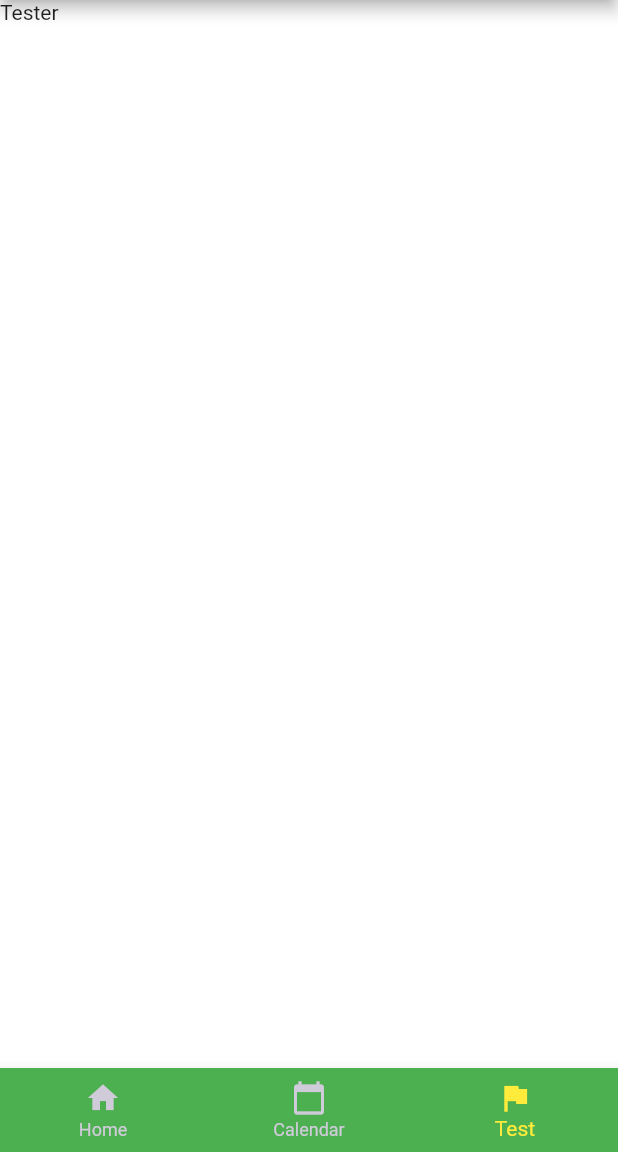
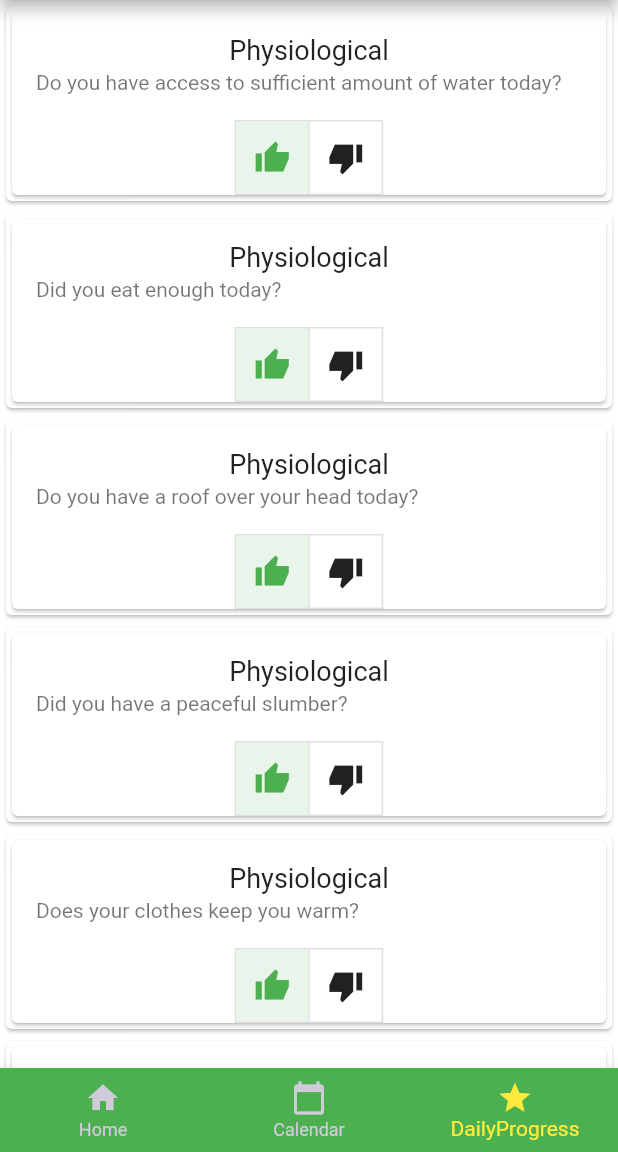
Before and after one commit to NesaByte/Maslow-Fulfilled, a Flutter app: the screen it shows after launch, item 3 of the bottom bar chosen, on a phone screen of 412 x 824 dp, the part 84-1236 px from its top. Run offline on Flutter 3.47's test engine with Material 2 defaults, Android fonts, the phone set to English and light mode, and no system bars; our stand-ins replace percent_indicator, rflutter_alert, table_calendar.

Commit message:
created quiz-buttons need fixing

```diff
--- /dev/null
+++ b/lib/dailyProgress.dart
@@ -0,0 +1,270 @@
+import 'package:flutter/material.dart';
+import 'dart:convert';
+import 'package:percent_indicator/percent_indicator.dart';
+import 'package:rflutter_alert/rflutter_alert.dart';
+import 'package:my_needs/questions.dart';
+
+class DailyProgress extends StatefulWidget {
+  @override
+  DailyProgressState createState() => DailyProgressState();
+}
+
+class DailyProgressState extends State<DailyProgress> {
+  List<bool> isSelected;
+
+  @override
+  void initState() {
+    isSelected = [true, false];
+    super.initState();
+  }
+
+  List<Widget> answersIcon = [];
+  void navigate(bool ans) {
+    setState(() {
+      if (QBank.finished == true) {
+        Alert(
+          context: context,
+          title: 'Finished!',
+          desc: 'You\'ve reached the end of the quiz.',
+        ).show();
+        QBank.reset();
+        answersIcon = [];
+        return;
+      }
+      if (ans == QBank.getAns())
+        answersIcon.add(Icon(
+          Icons.check,
+          color: Colors.green,
+        ));
+      else
+        answersIcon.add(Icon(
+          Icons.close,
+          color: Colors.red,
+        ));
+      QBank.inc();
+    });
+  }
+
+  @override
+  Widget build(BuildContext context) {
+    return Container(
+      child: ListView.builder(
+          itemCount: QBank.qcount(),
+          itemBuilder: (BuildContext ctxt, int index) => Card(
+                child: Column(
+                  children: <Widget>[
+                    new Card(
+                      child: Column(
+                        children: <Widget>[
+                          ListTile(
+                            title: Text(QBank.getCategory(),
+                                textAlign: TextAlign.center,
+                                style: TextStyle(fontSize: 18.0)),
+                            subtitle: Text(QBank.getText(),
+                                style: TextStyle(fontSize: 14.0)),
+                          ),
+                          ToggleButtons(
+                            children: <Widget>[
+                              Icon(Icons.thumb_up_sharp),
+                              Icon(Icons.thumb_down_sharp),
+                            ],
+                            onPressed: (int index) {
+                              setState(() {
+                                for (int buttonIndex = 0;
+                                    buttonIndex < isSelected.length;
+                                    buttonIndex++) {
+                                  if (buttonIndex == index) {
+                                    isSelected[buttonIndex] = true;
+                                    navigate(true);
+                                  } else {
+                                    isSelected[buttonIndex] = false;
+                                    navigate(false);
+                                  }
+                                }
+                              });
+                            },
+                            isSelected: isSelected,
+                          ),
+                        ],
+                      ),
+                    ),
+                  ],
+                ),
+              )),
+    );
+    /*
+    return Column(
+        children: <Widget>[
+          new Card(
+            child: Column(
+                children: <Widget>[
+                  ListTile(
+                    title: Text(QBank.getCategory(),
+                        textAlign: TextAlign.center,
+                        style: TextStyle(fontSize: 18.0)),
+                    subtitle: Text(QBank.getText(),
+                        style: TextStyle(fontSize: 14.0)),
+                  ),
+                  ToggleButtons(
+                    children: <Widget>[
+                      Icon(Icons.thumb_up_sharp),
+                      Icon(Icons.thumb_down_sharp),
+                    ],
+                    onPressed: (int index) {
+                      setState(() {
+                        for (int buttonIndex = 0; buttonIndex < isSelected.length; buttonIndex++) {
+                          if (buttonIndex == index) {
+                            isSelected[buttonIndex] = true;
+                            navigate(true);
+                          } else {
+                            isSelected[buttonIndex] = false;
+                            navigate(false);
+                          }
+                        }
+                      });
+                    },
+                    isSelected: isSelected,
+                  ),
+                ],
+            ),
+          ),
+        ],
+    );
+
+    */
+    /*
+    return Column(
+      mainAxisAlignment: MainAxisAlignment.spaceBetween,
+      crossAxisAlignment: CrossAxisAlignment.stretch,
+      children: <Widget>[
+        Expanded(
+          flex: 5,
+          child: Padding(
+            padding: EdgeInsets.all(10.0),
+            child: Center(
+              child: Text(
+                QBank.getText(),
+                textAlign: TextAlign.center,
+                style: TextStyle(
+                  fontSize: 25.0,
+                  color: Colors.green,
+                ),
+              ),
+            ),
+          ),
+        ),
+        Expanded(
+          child: Padding(
+            padding: EdgeInsets.all(15.0),
+            child: FlatButton(
+              textColor: Colors.white,
+              color: Colors.green,
+              child: Text(
+                'True',
+                style: TextStyle(
+                  color: Colors.white,
+                  fontSize: 20.0,
+                ),
+              ),
+              onPressed: () {
+                navigate(true);
+              },
+            ),
+          ),
+        ),
+        Expanded(
+          child: Padding(
+            padding: EdgeInsets.all(15.0),
+            child: FlatButton(
+              color: Colors.red,
+              child: Text(
+                'False',
+                style: TextStyle(
+                  fontSize: 20.0,
+                  color: Colors.white,
+                ),
+              ),
+              onPressed: () {
+                navigate(false);
+              },
+            ),
+          ),
+        ),
+        Row(
+          children: answersIcon,
+        ),
+      ],
+    );
+    */
+    /*double LH = 50.0;
+    return Scaffold(
+
+      body: Container(
+        child: Center(
+          child: FutureBuilder(
+            future:
+            DefaultAssetBundle.of(context).loadString(
+                'assets/data_myneeds.json'),
+            builder: (context, snapshot) {
+              if (!snapshot.hasData) {
+                return Text("no data");
+              }
+              var myData = json.decode(snapshot.data);
+              print(myData);
+              return Column(
+                children: <Widget>[
+                  new Card(
+                    elevation: 4.0,
+                    color: Color(0xFFFEDD7C),
+                    child: Column(
+                      mainAxisSize: MainAxisSize.min,
+                      children: <Widget>[
+                        Padding(
+                          padding: const EdgeInsets.all(8.0),
+                        ),
+                        Row(
+                          mainAxisAlignment: MainAxisAlignment.start,
+                          children: <Widget>[
+                            const SizedBox(width: 15),
+                            Text("text"),
+                            const SizedBox(width: 220),
+                            Text("text"),
+                            const SizedBox(width: 8),
+                          ],
+                        ),
+                        ListTile(
+                          title: Text("text",
+                              textAlign: TextAlign.center,
+                              style: TextStyle(fontSize: 18.0)),
+                          subtitle: Text("text",
+                              style: TextStyle(fontSize: 14.0)),
+                        ),
+                        Row(
+                          mainAxisAlignment: MainAxisAlignment.end,
+                          children: <Widget>[
+                            Text("text",
+                              style: TextStyle(fontSize: 14.0),
+                            ),
+                            const SizedBox(width: 15),
+                          ],
+                        ),
+                        Padding(
+                          padding: const EdgeInsets.all(8.0),
+                        ),
+                      ],
+                    ),
+                  ),
+                ],
+              );
+            },
+          ),
+        ),
+      ),
+
+
+
+    );
+
+    */
+  }
+}
--- a/lib/main.dart
+++ b/lib/main.dart
@@ -2,6 +2,7 @@ import 'package:flutter/material.dart';
 import 'package:my_needs/home.dart';
 import 'package:my_needs/calendar.dart';
 import 'package:my_needs/test.dart';
+import 'package:my_needs/dailyProgress.dart';
 
 void main() {
   runApp(MyApp());
@@ -33,7 +34,7 @@ class MyHomePage extends StatefulWidget {
 
 class _MyHomePageState extends State<MyHomePage> {
   int _selectedIndex = 0;
-  final List<Widget> _widgetOptions = [Home(), Calendar(), Test()];
+  final List<Widget> _widgetOptions = [Home(), Calendar(), DailyProgress()];
   void _onItemTapped(int index) {
     setState(() {
       _selectedIndex = index;
@@ -63,9 +64,9 @@ class MyHomePage extends StatefulWidget {
           ),
           BottomNavigationBarItem(
             icon: Icon(
-                Icons.flag,
+              Icons.star,
             ),
-              label: 'Test',
+            label: 'DailyProgress',
           ),
         ],
         currentIndex: _selectedIndex,
--- a/lib/questions.dart
+++ b/lib/questions.dart
@@ -47,3 +47,37 @@ List<Question> _list = [
   Question('Actualization', 'Are you working towards becoming your best self?',
       false)
 ];
+
+class QBank {
+  static int _index = 0;
+  static bool finished = false;
+
+  static void inc() {
+    if (_index < (_list.length - 1))
+      _index++;
+    else if (_index == (_list.length - 1)) finished = true;
+  }
+
+  static int qcount() {
+    return _list.length - 1;
+  }
+
+  static String getCategory() {
+    return _list[_index].qcategory;
+  }
+
+  static String getText() {
+    if (_index < (_list.length - 1)) {
+      return _list[++_index].qtext;
+    }
+  }
+
+  static bool getAns() {
+    return _list[_index].qscore;
+  }
+
+  static void reset() {
+    _index = 0;
+    finished = false;
+  }
+}
--- a/pubspec.yaml
+++ b/pubspec.yaml
@@ -25,6 +25,7 @@ dependencies:
     sdk: flutter
   table_calendar: ^2.3.0
   percent_indicator: "^2.1.7+2"
+  rflutter_alert: ^1.1.0
 
 
 
```
Also changed, not shown: pubspec.lock. Lines whose indentation alone changed are shown as unchanged.
